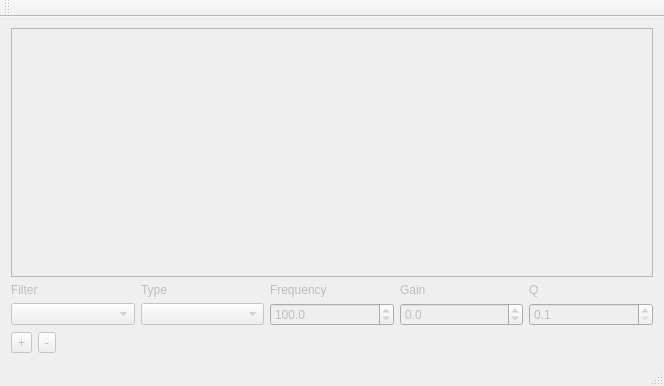
Before: the Qt Designer form coroco/MainWindow.ui in mincequi/cornrow, drawn with Qt 5.
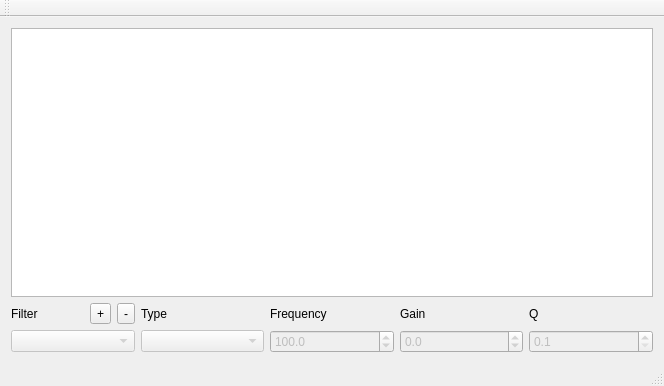
After: the same form once the commit is applied.

Commit message: Basic button handling

What changed in the file:
```diff
--- a/coroco/MainWindow.ui
+++ b/coroco/MainWindow.ui
@@ -15,7 +15,7 @@
   </property>
   <widget class="QWidget" name="centralWidget">
    <property name="enabled">
-    <bool>false</bool>
+    <bool>true</bool>
    </property>
    <layout class="QVBoxLayout" name="verticalLayout">
     <item>
@@ -90,31 +90,11 @@
        </widget>
       </item>
       <item row="0" column="0">
-       <widget class="QLabel" name="label">
-        <property name="text">
-         <string>Filter</string>
-        </property>
-       </widget>
-      </item>
-      <item row="3" column="0">
-       <layout class="QHBoxLayout" name="horizontalLayout">
-        <property name="topMargin">
-         <number>0</number>
-        </property>
+       <layout class="QHBoxLayout" name="horizontalLayout_3">
         <item>
-         <widget class="QToolButton" name="addButton">
+         <widget class="QLabel" name="label">
           <property name="text">
-           <string>+</string>
-          </property>
-         </widget>
-        </item>
-        <item>
-         <widget class="QToolButton" name="deleteButton">
-          <property name="enabled">
-           <bool>false</bool>
-          </property>
-          <property name="text">
-           <string>-</string>
+           <string>Filter</string>
           </property>
          </widget>
         </item>
@@ -131,6 +111,23 @@
           </property>
          </spacer>
         </item>
+        <item>
+         <widget class="QToolButton" name="addButton">
+          <property name="text">
+           <string>+</string>
+          </property>
+         </widget>
+        </item>
+        <item>
+         <widget class="QToolButton" name="deleteButton">
+          <property name="enabled">
+           <bool>true</bool>
+          </property>
+          <property name="text">
+           <string>-</string>
+          </property>
+         </widget>
+        </item>
        </layout>
       </item>
       <item row="1" column="1">
```
Left out of the diff: 111 changed lines with no effect on the pictures. The commit also changes 2 other files.
